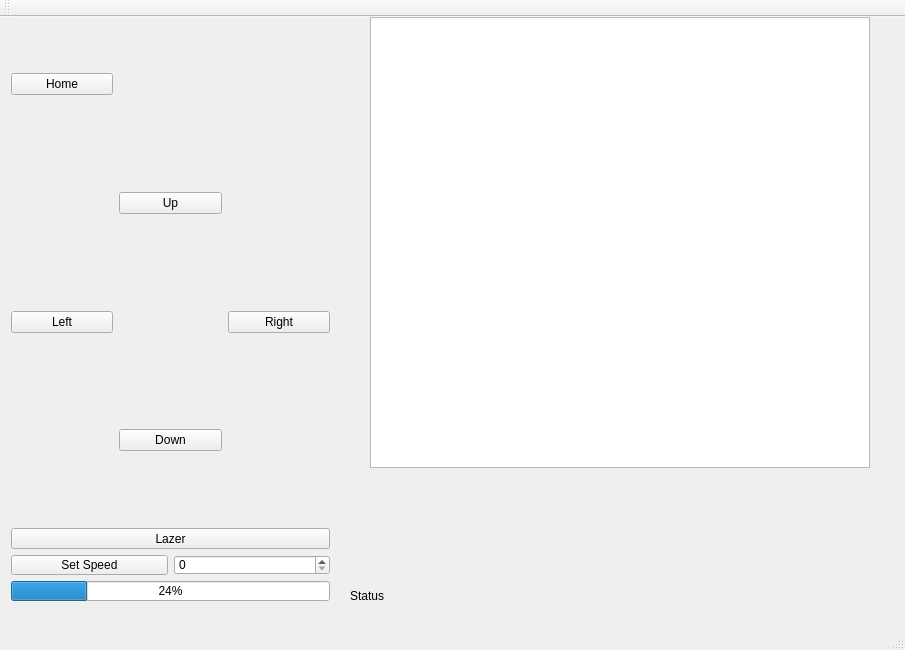
Qt form gui/mainwindow.ui (LeoYong95/lazerPi) before a commit.
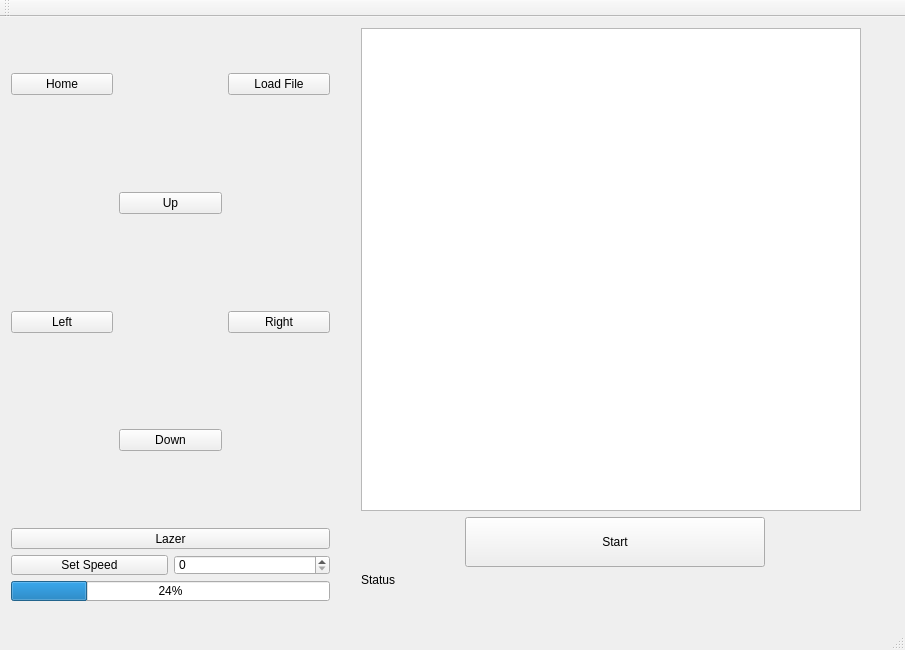
The same form after that commit.

Commit message: rename file, addind start button

```diff
--- a/gui/mainwindow.ui
+++ b/gui/mainwindow.ui
@@ -111,6 +111,13 @@
        </property>
       </spacer>
      </item>
+     <item row="0" column="2">
+      <widget class="QPushButton" name="pushButton_8">
+       <property name="text">
+        <string>Load File</string>
+       </property>
+      </widget>
+     </item>
     </layout>
    </widget>
    <widget class="QWidget" name="verticalLayoutWidget">
@@ -156,34 +163,63 @@
      </item>
     </layout>
    </widget>
-   <widget class="QLabel" name="label">
+   <widget class="QWidget" name="verticalLayoutWidget_2">
     <property name="geometry">
      <rect>
       <x>350</x>
-      <y>570</y>
-      <width>361</width>
-      <height>17</height>
-     </rect>
-    </property>
-    <property name="text">
-     <string>Status</string>
-    </property>
-   </widget>
-   <widget class="QGraphicsView" name="graphicsView">
-    <property name="geometry">
-     <rect>
-      <x>370</x>
       <y>0</y>
-      <width>500</width>
-      <height>451</height>
+      <width>531</width>
+      <height>581</height>
      </rect>
     </property>
-    <property name="maximumSize">
-     <size>
-      <width>500</width>
-      <height>500</height>
-     </size>
-    </property>
+    <layout class="QVBoxLayout" name="verticalLayout_3">
+     <item>
+      <widget class="QGraphicsView" name="graphicsView">
+       <property name="maximumSize">
+        <size>
+         <width>500</width>
+         <height>500</height>
+        </size>
+       </property>
+       <property name="layoutDirection">
+        <enum>Qt::LeftToRight</enum>
+       </property>
+      </widget>
+     </item>
+     <item>
+      <layout class="QHBoxLayout" name="horizontalLayout_3">
+       <item>
+        <widget class="QPushButton" name="pushButton_9">
+         <property name="minimumSize">
+          <size>
+           <width>30</width>
+           <height>50</height>
+          </size>
+         </property>
+         <property name="maximumSize">
+          <size>
+           <width>300</width>
+           <height>300</height>
+          </size>
+         </property>
+         <property name="layoutDirection">
+          <enum>Qt::LeftToRight</enum>
+         </property>
+         <property name="text">
+          <string>Start</string>
+         </property>
+        </widget>
+       </item>
+      </layout>
+     </item>
+     <item>
+      <widget class="QLabel" name="label">
+       <property name="text">
+        <string>Status</string>
+       </property>
+      </widget>
+     </item>
+    </layout>
    </widget>
   </widget>
   <widget class="QMenuBar" name="menuBar">
```
Left out of the diff: 43 changed lines with no effect on the pictures. The commit also changes 4 other files.
